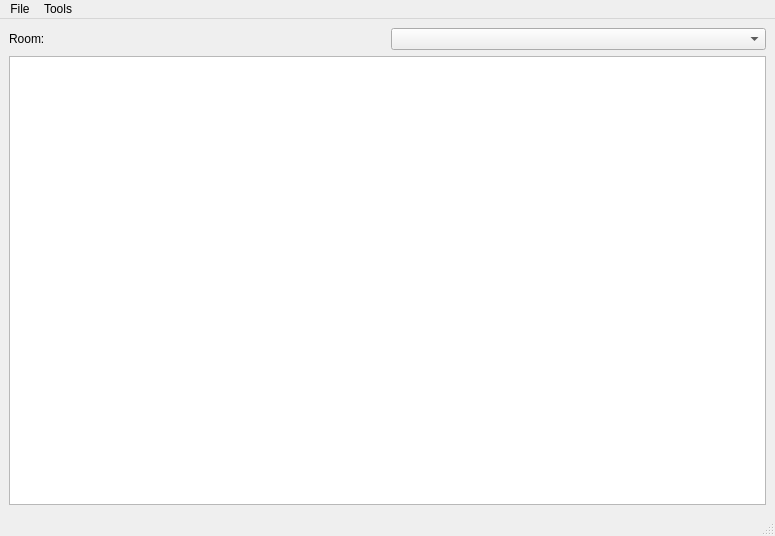
Before: the Qt Designer form lab1/mainwindow.ui in BarnyK/School-Schedule-QT, drawn with Qt 5.
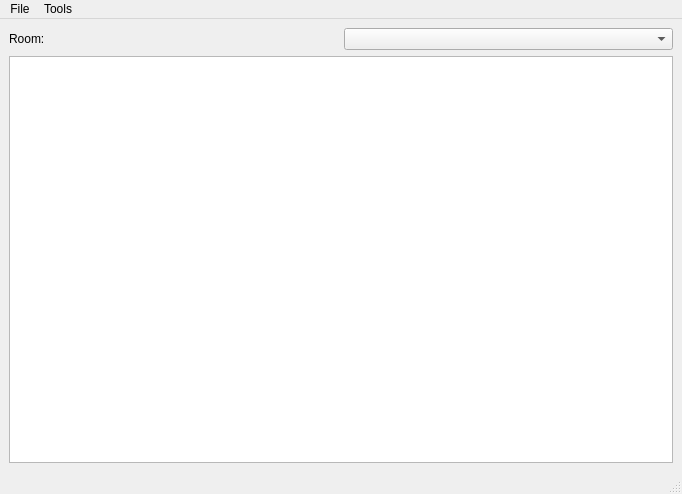
After: the same form once the commit is applied.

Diff of the .ui file:
```diff
--- a/lab1/mainwindow.ui
+++ b/lab1/mainwindow.ui
@@ -6,8 +6,8 @@
    <rect>
     <x>0</x>
     <y>0</y>
-    <width>775</width>
-    <height>536</height>
+    <width>682</width>
+    <height>494</height>
    </rect>
   </property>
   <property name="windowTitle">
@@ -60,9 +60,15 @@
       <attribute name="horizontalHeaderCascadingSectionResizes">
        <bool>true</bool>
       </attribute>
+      <attribute name="horizontalHeaderDefaultSectionSize">
+       <number>111</number>
+      </attribute>
       <attribute name="verticalHeaderCascadingSectionResizes">
        <bool>true</bool>
       </attribute>
+      <attribute name="verticalHeaderDefaultSectionSize">
+       <number>40</number>
+      </attribute>
      </widget>
     </item>
    </layout>
@@ -72,7 +78,7 @@
     <rect>
      <x>0</x>
      <y>0</y>
-     <width>775</width>
+     <width>682</width>
      <height>22</height>
     </rect>
    </property>
```
